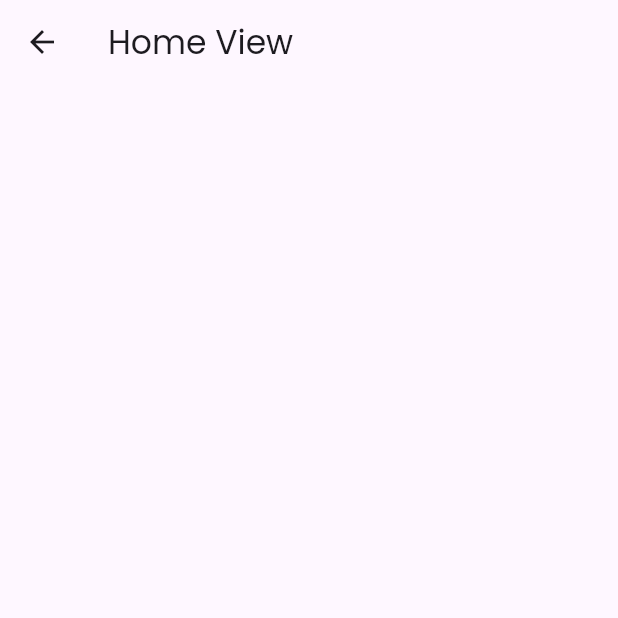
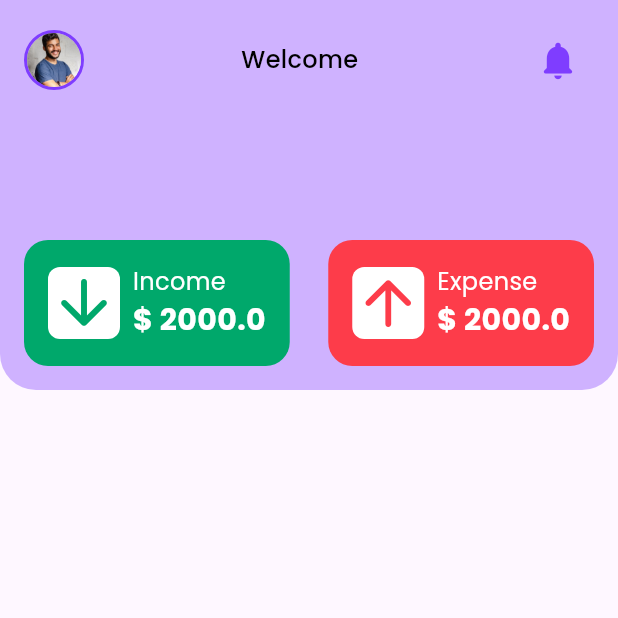
Before and after one commit to arjunalakshan/expense-tracker, a Flutter app: the HomeView screen opened directly, on a phone screen of 412 x 824 dp, the top half of it. Run offline on Flutter 3.47's test engine with Material 3 defaults, Android fonts, the phone set to English and light mode, and no system bars; our stand-ins replace google_fonts, shared_preferences, smooth_page_indicator; accounts and stored records are empty.

Commit message:
Added home page income, expense overview UI

```diff
--- /dev/null
+++ b/lib/services/get_user_data_service.dart
@@ -0,0 +1,13 @@
+import 'package:shared_preferences/shared_preferences.dart';
+
+class GetUserDataService {
+  static Future<Map<String, String>> getUserData() async {
+    SharedPreferences sharedPreferences = await SharedPreferences.getInstance();
+    String userName = sharedPreferences.getString("username") ?? "";
+    String userEmail = sharedPreferences.getString("email") ?? "";
+    return {
+      "username": userName,
+      "email": userEmail,
+    };
+  }
+}
--- a/lib/views/add_new/add_new_view.dart
+++ b/lib/views/add_new/add_new_view.dart
@@ -12,7 +12,7 @@ class _AddNewViewState extends State<AddNewView> {
   Widget build(BuildContext context) {
     return Scaffold(
       appBar: AppBar(
-        title: Text("Transaction View"),
+        title: Text("Add new View"),
       ),
     );
   }
--- a/lib/views/home/home_view.dart
+++ b/lib/views/home/home_view.dart
@@ -1,3 +1,7 @@
+import 'package:expense_tracker/services/get_user_data_service.dart';
+import 'package:expense_tracker/utils/colors.dart';
+import 'package:expense_tracker/utils/measurements.dart';
+import 'package:expense_tracker/widgets/home_widgets/income_expense_overview_card.dart';
 import 'package:flutter/material.dart';
 
 class HomeView extends StatefulWidget {
@@ -8,11 +12,107 @@ class HomeView extends StatefulWidget {
 }
 
 class _HomeViewState extends State<HomeView> {
+  //* Store the username from shared preferences
+  String userName = "";
+  @override
+  void initState() {
+    //* Get username from shared preferences
+    GetUserDataService.getUserData().then((value) {
+      if (value["username"] != null) {
+        setState(() {
+          userName = value["username"]!;
+        });
+      }
+    });
+    super.initState();
+  }
+
   @override
   Widget build(BuildContext context) {
     return Scaffold(
-      appBar: AppBar(
-        title: Text("Home View"),
+      body: SafeArea(
+        child: SingleChildScrollView(
+          child: Column(
+            //* Main Column
+            children: [
+              Container(
+                padding: const EdgeInsets.all(defaultPadding),
+                decoration: BoxDecoration(
+                  color: kMainColor.withOpacity(0.37),
+                  borderRadius: const BorderRadius.only(
+                    bottomLeft: Radius.circular(24),
+                    bottomRight: Radius.circular(24),
+                  ),
+                ),
+                child: Column(
+                  //* Sub Column for Overview section
+                  children: [
+                    Row(
+                      mainAxisAlignment: MainAxisAlignment.spaceBetween,
+                      children: [
+                        Container(
+                          width: 40,
+                          height: 40,
+                          decoration: BoxDecoration(
+                            borderRadius: BorderRadius.circular(120),
+                            border: Border.all(
+                              color: kMainColor,
+                              width: 2,
+                            ),
+                          ),
+                          child: ClipRRect(
+                            borderRadius: BorderRadius.circular(120),
+                            child: Image.asset(
+                              "assets/images/profile_placeholder.jpg",
+                              width: 40,
+                              fit: BoxFit.cover,
+                            ),
+                          ),
+                        ),
+                        Text(
+                          "Welcome $userName",
+                          style: const TextStyle(
+                            fontSize: 16,
+                            color: kBlack,
+                            fontWeight: FontWeight.w500,
+                          ),
+                        ),
+                        IconButton(
+                          onPressed: () {},
+                          icon: const Icon(
+                            Icons.notifications_rounded,
+                            color: kMainColor,
+                            size: 30,
+                          ),
+                        ),
+                      ],
+                    ),
+                    const SizedBox(
+                      height: 96,
+                    ),
+                    Row(
+                      mainAxisAlignment: MainAxisAlignment.spaceBetween,
+                      children: [
+                        IncomeExpenseOverviewCard(
+                          title: "Income",
+                          leadingIcon: Icons.arrow_downward_rounded,
+                          cardBgColor: kGreen,
+                          amount: 2000,
+                        ),
+                        IncomeExpenseOverviewCard(
+                          title: "Expense",
+                          leadingIcon: Icons.arrow_upward_rounded,
+                          cardBgColor: kRed,
+                          amount: 2000,
+                        ),
+                      ],
+                    ),
+                  ],
+                ),
+              ),
+            ],
+          ),
+        ),
       ),
     );
   }
--- /dev/null
+++ b/lib/widgets/home_widgets/income_expense_overview_card.dart
@@ -0,0 +1,73 @@
+import 'package:expense_tracker/utils/colors.dart';
+import 'package:expense_tracker/utils/measurements.dart';
+import 'package:flutter/material.dart';
+
+class IncomeExpenseOverviewCard extends StatefulWidget {
+  final String title;
+  final IconData leadingIcon;
+  final double amount;
+  final Color cardBgColor;
+  const IncomeExpenseOverviewCard({
+    super.key,
+    required this.title,
+    required this.leadingIcon,
+    required this.amount,
+    required this.cardBgColor,
+  });
+
+  @override
+  State<IncomeExpenseOverviewCard> createState() =>
+      _IncomeExpenseOverviewCardState();
+}
+
+class _IncomeExpenseOverviewCardState extends State<IncomeExpenseOverviewCard> {
+  @override
+  Widget build(BuildContext context) {
+    return Container(
+      padding: const EdgeInsets.all(defaultPadding),
+      width: MediaQuery.sizeOf(context).width * 0.43,
+      decoration: BoxDecoration(
+        color: widget.cardBgColor,
+        borderRadius: BorderRadius.circular(defaultPadding),
+      ),
+      child: Row(
+        mainAxisAlignment: MainAxisAlignment.spaceBetween,
+        children: [
+          Container(
+            decoration: BoxDecoration(
+              color: kWhite,
+              borderRadius: BorderRadius.circular(defaultPadding / 2),
+            ),
+            child: Icon(
+              widget.leadingIcon,
+              color: widget.cardBgColor,
+              size: 48,
+            ),
+          ),
+          Column(
+            crossAxisAlignment: CrossAxisAlignment.start,
+            children: [
+              Text(
+                widget.title,
+                style: const TextStyle(
+                  color: kWhite,
+                  fontSize: 16,
+                  fontWeight: FontWeight.normal,
+                ),
+              ),
+              Text(
+                "\$ ${widget.amount}",
+                style: const TextStyle(
+                  color: kWhite,
+                  fontSize: 20,
+                  fontWeight: FontWeight.bold,
+                ),
+                overflow: TextOverflow.ellipsis,
+              ),
+            ],
+          ),
+        ],
+      ),
+    );
+  }
+}
```
Also changed, not shown: assets/images/profile_placeholder.jpg (added).
